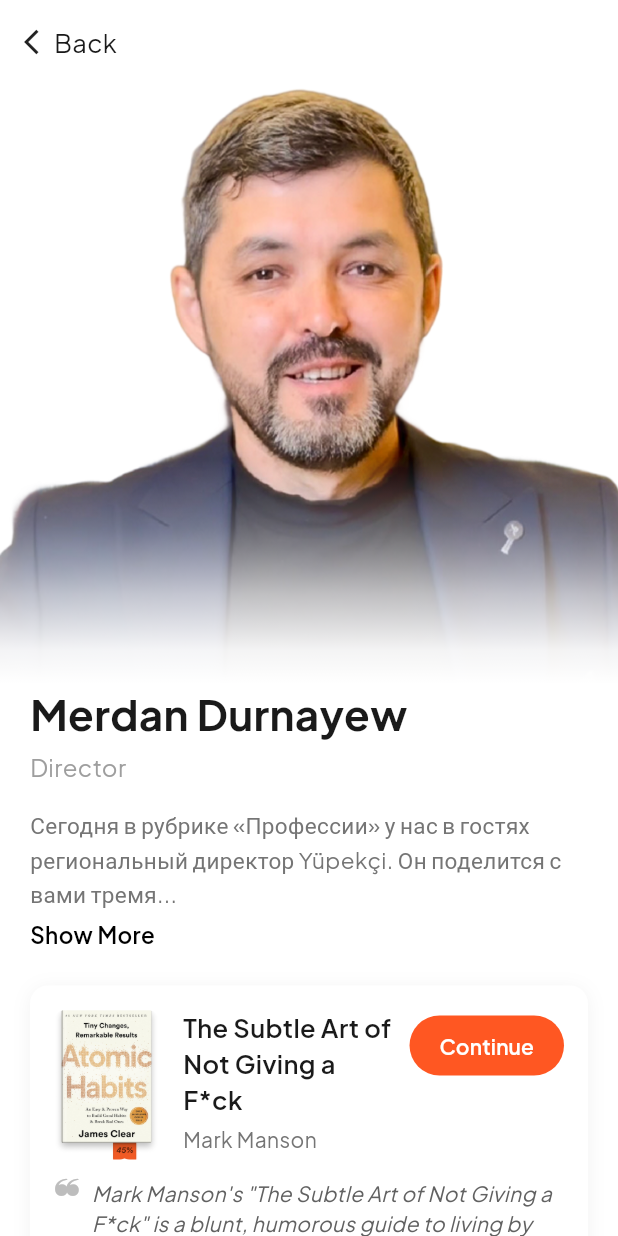
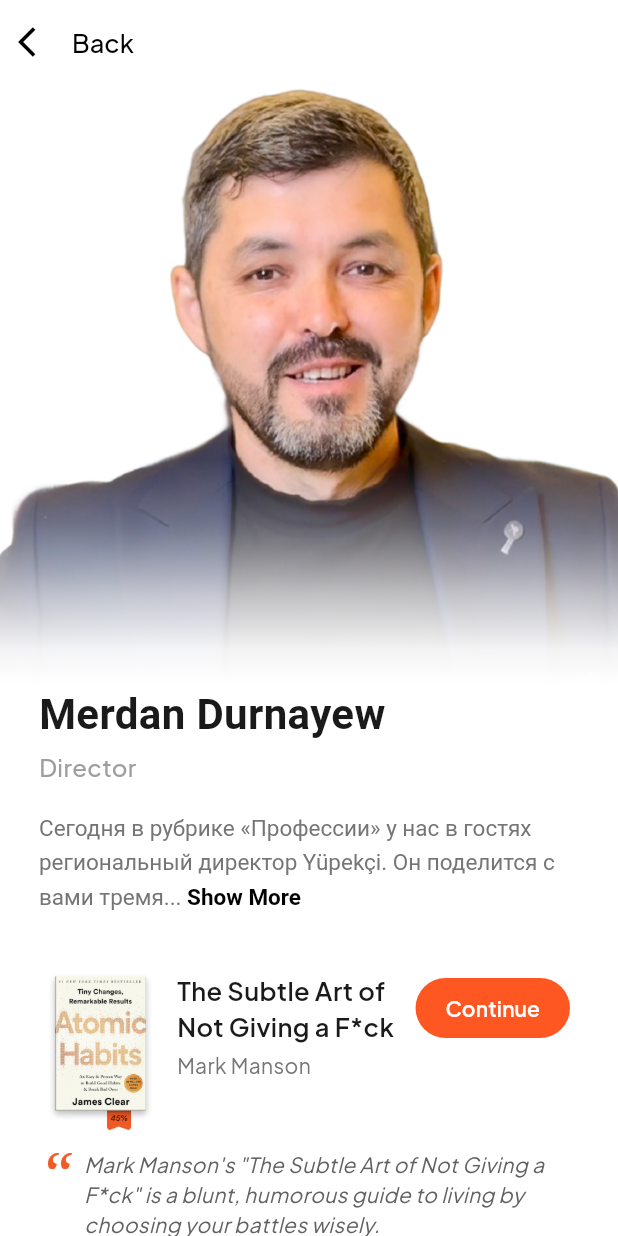
Before and after one commit to northernwolf00/elkitap, a Flutter app: the ProfesionalReadersProfil screen opened by its route, on a phone screen of 412 x 824 dp. Run offline on Flutter 3.47's test engine with Material 3 defaults, Android fonts, the light colour scheme and no system bars; our stand-ins replace flutter_iconly, flutter_screenutil, flutter_svg, get, get_storage, hugeicons and 2 more; accounts and stored records are empty; Roboto replaces fonts that are missing (New York).

Commit message:
books grid cart

```diff
--- a/lib/modules/store/views/all_geners_view.dart
+++ b/lib/modules/store/views/all_geners_view.dart
@@ -1,4 +1,6 @@
+import 'package:elkitap/routes/app_routes.dart';
 import 'package:flutter/material.dart';
+import 'package:get/get.dart';
 
 class AllGenresView extends StatelessWidget {
   const AllGenresView({Key? key}) : super(key: key);
@@ -85,7 +87,7 @@ class AllGenresView extends StatelessWidget {
                   ),
                   trailing: const Icon(Icons.chevron_right, color: Colors.grey),
                   onTap: () {
-
+                    Get.toNamed(Routes.GENRS_DETAIL);
                   },
                 );
               },
--- a/lib/modules/store/views/profesional_readers_profil.dart
+++ b/lib/modules/store/views/profesional_readers_profil.dart
@@ -1,5 +1,6 @@
 import 'package:elkitap/global_widgets/custom_appbar.dart';
 import 'package:elkitap/modules/store/widgets/book_cart_profil.dart';
+import 'package:flutter/gestures.dart';
 import 'package:flutter/material.dart';
 
 class ProfesionalReadersProfil extends StatefulWidget {
@@ -18,38 +19,35 @@ class _ProfesionalReadersProfilState extends State<ProfesionalReadersProfil> {
 
   final String fullBio =
       "Сегодня в рубрике «Профессии» у нас в гостях региональный директор Yüpekçi. Он поделится с вами тремя замечательными книгами, которые помогут вам научиться договариваться, продавать и глубже понимать потребности клиентов. Эти произведения не только развивают навыки общения, но и значительно повышают вашу эффективность в бизнесе. Обязательно присоединяйтесь к нам!";
-
+  final List<Map<String, dynamic>> books = [
+    {
+      'title': 'The Subtle Art of Not Giving a F*ck',
+      'author': 'Mark Manson',
+      'description':
+          'Mark Manson\'s "The Subtle Art of Not Giving a F*ck" is a blunt, humorous guide to living by choosing your battles wisely.',
+      'imageUrl': 'assets/images/b1.png',
+      'buttonText': 'Continue',
+      'buttonColor': const Color(0xFFFF5722),
+      'buttonTextColor': Colors.white,
+    },
+    {
+      'title': 'Falling bodies',
+      'author': 'Rebecca Roanhorse',
+      'description':
+          'Book by Rebecca Roanhorse is a gripping sci-fi tale exploring identity and colonialism\'s impact in a universe under alien rule.',
+      'imageUrl': 'assets/images/b2.png',
+      'buttonText': 'Read',
+      'buttonColor': Colors.grey[200],
+      'buttonTextColor': Colors.black,
+    },
+  ];
   @override
   Widget build(BuildContext context) {
     return Scaffold(
+      appBar: CustomAppBar(title: '', leadingText: 'Back'),
       body: SafeArea(
         child: Column(
           children: [
-            // Header
-            Padding(
-              padding: const EdgeInsets.all(16.0),
-              child: Row(
-                children: [
-                  GestureDetector(
-                    onTap: () {},
-                    child: const Row(
-                      children: [
-                        Icon(Icons.arrow_back_ios, size: 20),
-                        Text(
-                          'Back',
-                          style: TextStyle(
-                            fontSize: 17,
-                            fontWeight: FontWeight.w400,
-                          ),
-                        ),
-                      ],
-                    ),
-                  ),
-                ],
-              ),
-            ),
-
-            // Scrollable Content
             Expanded(
               child: SingleChildScrollView(
                 child: Column(
@@ -66,11 +64,11 @@ class _ProfesionalReadersProfilState extends State<ProfesionalReadersProfil> {
                             fit: BoxFit.cover,
                             errorBuilder: (context, error, stackTrace) {
                               return Container(
-                                color: Colors.white,
+                                color: Colors.grey[300],
                                 child: Icon(
                                   Icons.person,
                                   size: 100,
-                                  color: Colors.grey[400],
+                                  color: Colors.grey[300],
                                 ),
                               );
                             },
@@ -104,7 +102,7 @@ class _ProfesionalReadersProfilState extends State<ProfesionalReadersProfil> {
 
                     // Profile Info
                     Padding(
-                      padding: const EdgeInsets.symmetric(horizontal: 20.0),
+                      padding: const EdgeInsets.symmetric(horizontal: 26),
                       child: Column(
                         crossAxisAlignment: CrossAxisAlignment.start,
                         children: [
@@ -112,76 +110,78 @@ class _ProfesionalReadersProfilState extends State<ProfesionalReadersProfil> {
                             'Merdan Durnayew',
                             style: TextStyle(
                               fontSize: 28,
+                              fontFamily: 'New York',
                               fontWeight: FontWeight.bold,
                             ),
                           ),
                           const SizedBox(height: 4),
                           const Text(
                             'Director',
-                            style: TextStyle(fontSize: 16, color: Colors.grey),
+                            style: TextStyle(
+                              fontSize: 16,
+                              fontWeight: FontWeight.w500,
+                              color: Colors.grey,
+                            ),
                           ),
                           const SizedBox(height: 16),
 
-                          // Bio Text
-                          Text(
-                            isExpanded ? fullBio : shortBio,
+                          RichText(
+                            text: TextSpan(
                               style: TextStyle(
                                 fontSize: 15,
                                 color: Colors.grey[600],
                                 height: 1.5,
                               ),
+                              children: [
+                                TextSpan(text: isExpanded ? fullBio : shortBio),
+                                TextSpan(
+                                  text:
+                                      isExpanded ? ' Show Less' : ' Show More',
+                                  style: const TextStyle(
+                                    fontWeight: FontWeight.w600,
+                                    color: Colors.black,
                                   ),
-
-                          // Show More/Less Button
-                          GestureDetector(
-                            onTap: () {
+                                  recognizer:
+                                      TapGestureRecognizer()
+                                        ..onTap = () {
                                           setState(() {
                                             isExpanded = !isExpanded;
                                           });
                                         },
-                            child: Padding(
-                              padding: const EdgeInsets.only(top: 4.0),
-                              child: Text(
-                                isExpanded ? 'Show Less' : 'Show More',
-                                style: const TextStyle(
-                                  fontSize: 15,
-                                  fontWeight: FontWeight.w600,
-                                  color: Colors.black,
                                 ),
-                              ),
+                              ],
                             ),
                           ),
 
                           const SizedBox(height: 24),
-
-                          // Book List
-                          BookCardProfRedares(
-                            title: 'The Subtle Art of Not Giving a F*ck',
-                            author: 'Mark Manson',
-                            description:
-                                'Mark Manson\'s "The Subtle Art of Not Giving a F*ck" is a blunt, humorous guide to living by choosing your battles wisely.',
-                            imageUrl: 'assets/images/b1.png',
-                            buttonText: 'Continue',
-                            buttonColor: const Color(0xFFFF5722),
+                        ],
+                      ),
                     ),
 
-                          const SizedBox(height: 16),
-
+                    ListView.builder(
+                      shrinkWrap: true,
+                      physics: const NeverScrollableScrollPhysics(),
+                      padding: const EdgeInsets.symmetric(horizontal: 16),
+                      itemCount: books.length,
+                      itemBuilder: (context, index) {
+                        final book = books[index];
+                        return Column(
+                          children: [
                             BookCardProfRedares(
-                            title: 'Falling bodies',
-                            author: 'Rebecca Roanhorse',
-                            description:
-                                'Book by Rebecca Roanhorse is a gripping sci-fi tale exploring identity and colonialism\'s impact in a universe under alien rule."',
-                            imageUrl: 'assets/images/b2.png',
-                            buttonText: 'Read',
-                            buttonColor: Colors.white,
-                            buttonTextColor: Colors.black,
+                              title: book['title'],
+                              author: book['author'],
+                              description: book['description'],
+                              imageUrl: book['imageUrl'],
+                              buttonText: book['buttonText'],
+                              buttonColor: book['buttonColor'],
+                              buttonTextColor: book['buttonTextColor'],
+                            ),
+                          ],
+                        );
+                      },
                     ),
 
                     const SizedBox(height: 32),
-                        ],
-                      ),
-                    ),
                   ],
                 ),
               ),
--- a/lib/modules/store/widgets/book_cart_profil.dart
+++ b/lib/modules/store/widgets/book_cart_profil.dart
@@ -1,3 +1,4 @@
+import 'package:elkitap/core/theme/app_colors.dart';
 import 'package:flutter/material.dart';
 
 class BookCardProfRedares extends StatelessWidget {
@@ -27,13 +28,6 @@ class BookCardProfRedares extends StatelessWidget {
       decoration: BoxDecoration(
         color: Colors.white,
         borderRadius: BorderRadius.circular(12),
-        boxShadow: [
-          BoxShadow(
-            color: Colors.black.withOpacity(0.05),
-            blurRadius: 10,
-            offset: const Offset(0, 2),
-          ),
-        ],
       ),
       child: Column(
         crossAxisAlignment: CrossAxisAlignment.start,
@@ -47,16 +41,8 @@ class BookCardProfRedares extends StatelessWidget {
                 child: Image.asset(
                   imageUrl,
                   width: 70,
-                  height: 100,
+                  height: 106,
                   fit: BoxFit.cover,
-                  errorBuilder: (context, error, stackTrace) {
-                    return Container(
-                      width: 70,
-                      height: 100,
-                      color: Colors.grey[300],
-                      child: const Icon(Icons.book),
-                    );
-                  },
                 ),
               ),
 
@@ -77,10 +63,7 @@ class BookCardProfRedares extends StatelessWidget {
                     const SizedBox(height: 4),
                     Text(
                       author,
-                      style: TextStyle(
-                        fontSize: 14,
-                        color: Colors.grey[600],
-                      ),
+                      style: TextStyle(fontSize: 14, color: Colors.grey[600]),
                     ),
                   ],
                 ),
@@ -101,9 +84,10 @@ class BookCardProfRedares extends StatelessWidget {
                   ),
                   shape: RoundedRectangleBorder(
                     borderRadius: BorderRadius.circular(20),
-                    side: buttonColor == Colors.white
-                        ? BorderSide(color: Colors.grey[300]!)
-                        : BorderSide.none,
+                    side:
+                        buttonColor == Colors.grey[200]
+                            ? BorderSide.none
+                            : BorderSide.none,
                   ),
                 ),
                 child: Text(
@@ -123,14 +107,14 @@ class BookCardProfRedares extends StatelessWidget {
           Row(
             crossAxisAlignment: CrossAxisAlignment.start,
             children: [
-              Text(
-                '❝',
-                style: TextStyle(
-                  fontSize: 24,
-                  color: Colors.grey[400],
-                  height: 0.8,
-                ),
+              Image.asset(
+                'assets/images/ic1.png',
+
+                width: 16,
+                height: 16,
+                color: AppColors.mainColor,
               ),
+
               const SizedBox(width: 8),
               Expanded(
                 child: Text(
@@ -145,6 +129,8 @@ class BookCardProfRedares extends StatelessWidget {
               ),
             ],
           ),
+          const SizedBox(height: 10),
+          Divider(height: 32, color: Colors.grey[300]),
         ],
       ),
     );
--- a/lib/modules/store/widgets/generic_list_widget.dart
+++ b/lib/modules/store/widgets/generic_list_widget.dart
@@ -54,6 +54,8 @@ class GenericListWidget extends StatelessWidget {
                   onTap: () {
                     if (item == 'All Genres') {
                       Get.toNamed(Routes.ALL_GENRES);
+                    } else {
+                      Get.toNamed(Routes.GENRS_DETAIL);
                     }
                   },
                 ),
--- a/lib/routes/app_pages.dart
+++ b/lib/routes/app_pages.dart
@@ -1,4 +1,6 @@
 import 'package:elkitap/global_widgets/bottom_nav_bar.dart';
+import 'package:elkitap/modules/genre/view/books_grid_screen_View.dart';
+import 'package:elkitap/modules/genre/view/genrs_page_view.dart';
 import 'package:elkitap/modules/library/views/notes_view.dart';
 import 'package:elkitap/modules/library/views/reading_list_view.dart';
 import 'package:elkitap/modules/profile/views/profile_view.dart';
@@ -26,6 +28,14 @@ abstract class AppPages {
       name: Routes.PROFESSIONALS_READ,
       page: () => const ProfessionalsReadView(),
     ),
-    GetPage(name: Routes.STORE_DETAIL, page: () => const ProfesionalReadersProfil()),
+    GetPage(
+      name: Routes.STORE_DETAIL,
+      page: () => const ProfesionalReadersProfil(),
+    ),
+    GetPage(
+      name: Routes.GENRS_DETAIL,
+      page: () => const GenrsDetailViewScreen(),
+    ),
+    GetPage(name: Routes.GENRS_LIST, page: () => BooksGridScreen()),
   ];
 }
--- a/lib/routes/app_routes.dart
+++ b/lib/routes/app_routes.dart
@@ -9,4 +9,6 @@ abstract class Routes {
   static const ALL_GENRES = '/all-genres';
   static const PROFESSIONALS_READ = '/professionals-read';
   static const STORE_DETAIL = '/store-detail';
+  static const GENRS_DETAIL = '/genrs-detail';
+  static const GENRS_LIST = '/genrs-list';
 }
```
Also changed, not shown: lib/modules/genre/view/books_grid_screen_view.dart (added, +74 -0 lines), lib/modules/genre/view/genrs_page_view.dart (+109 -0 lines), lib/modules/genre/widget/book_grid_cart.dart (added, +53 -0 lines), lib/modules/store/widgets/featured_books_section.dart (+8 -3 lines), lib/modules/store/widgets/list_profile_widget.dart (+15 -6 lines), lib/modules/store/widgets/popular_by_genre_section.dart (+6 -1 lines), lib/modules/store/widgets/top_of_week_section.dart (+12 -6 lines), assets/images/ic1.png (added). Lines whose indentation alone changed are shown as unchanged.
